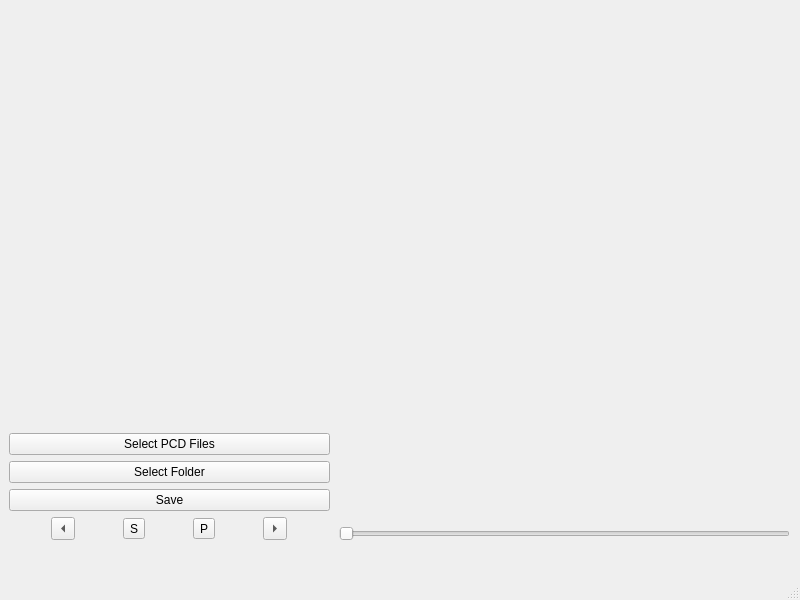
Old version of the form apps/src/pcd_video_player/pcd_video_player.ui in the repository SebastienDucatteeuw/pcl.
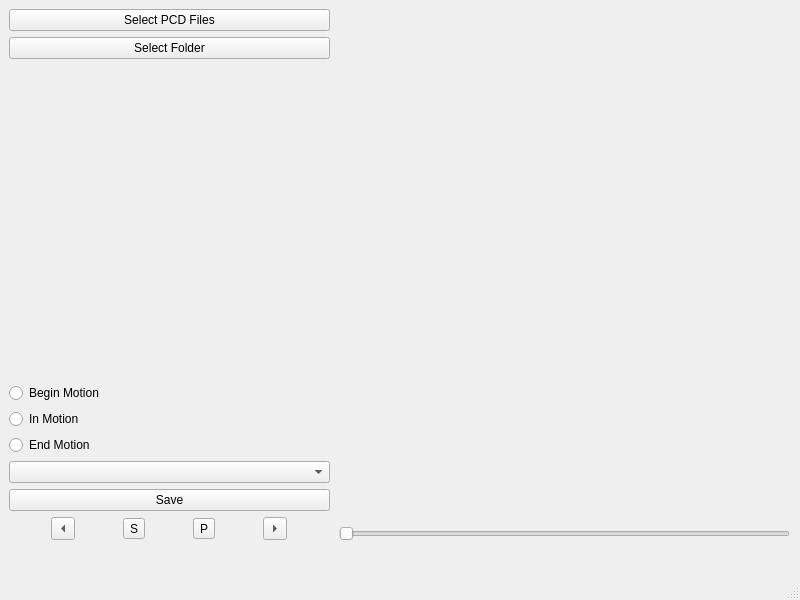
New version of the form. Custom widgets are drawn as their Qt base class.

Commit message: mistake, added some people_proc things, finish this as people proc first

The edit to the form file:
```diff
--- a/apps/src/pcd_video_player/pcd_video_player.ui
+++ b/apps/src/pcd_video_player/pcd_video_player.ui
@@ -46,6 +46,20 @@
      </rect>
     </property>
     <layout class="QVBoxLayout" name="verticalLayout_2">
+     <item>
+      <widget class="QPushButton" name="selectFilesButton">
+       <property name="text">
+        <string>Select PCD Files</string>
+       </property>
+      </widget>
+     </item>
+     <item>
+      <widget class="QPushButton" name="selectFolderButton">
+       <property name="text">
+        <string>Select Folder</string>
+       </property>
+      </widget>
+     </item>
      <item>
       <spacer name="verticalSpacer">
        <property name="orientation">
@@ -60,19 +74,29 @@
       </spacer>
      </item>
      <item>
-      <widget class="QPushButton" name="selectFilesButton">
+      <widget class="QRadioButton" name="beginMotionRadioButton">
        <property name="text">
-        <string>Select PCD Files</string>
+        <string>Begin Motion</string>
        </property>
       </widget>
      </item>
      <item>
-      <widget class="QPushButton" name="selectFolderButton">
+      <widget class="QRadioButton" name="inMotionRadioButton">
        <property name="text">
-        <string>Select Folder</string>
+        <string>In Motion</string>
        </property>
       </widget>
      </item>
+     <item>
+      <widget class="QRadioButton" name="endMotionRadioButton">
+       <property name="text">
+        <string>End Motion</string>
+       </property>
+      </widget>
+     </item>
+     <item>
+      <widget class="QComboBox" name="motionTypeBox"/>
+     </item>
      <item>
       <widget class="QPushButton" name="saveButton">
        <property name="text">
```
The commit also changes 2 other files.
